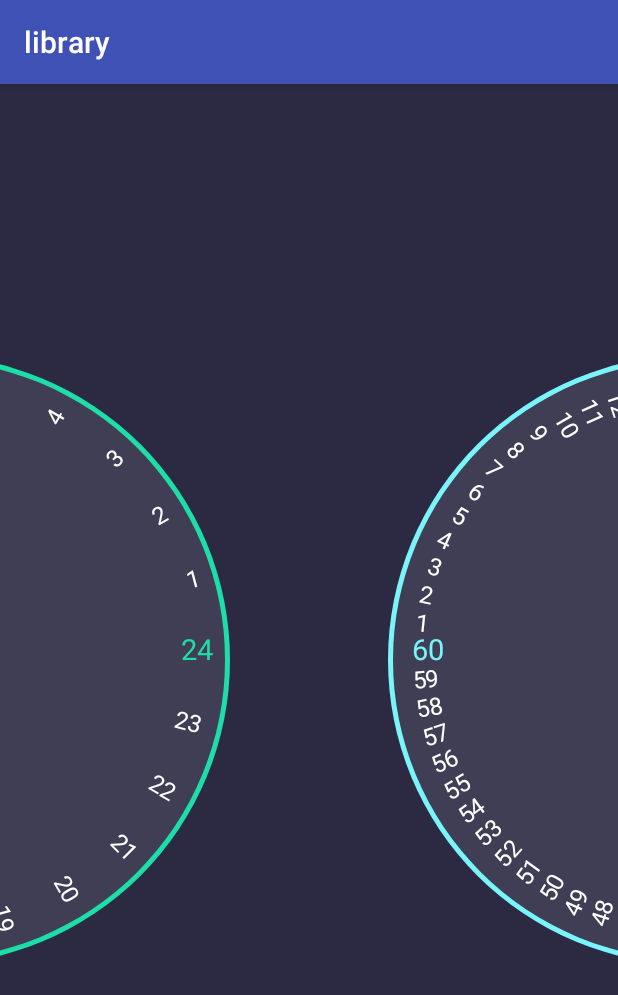
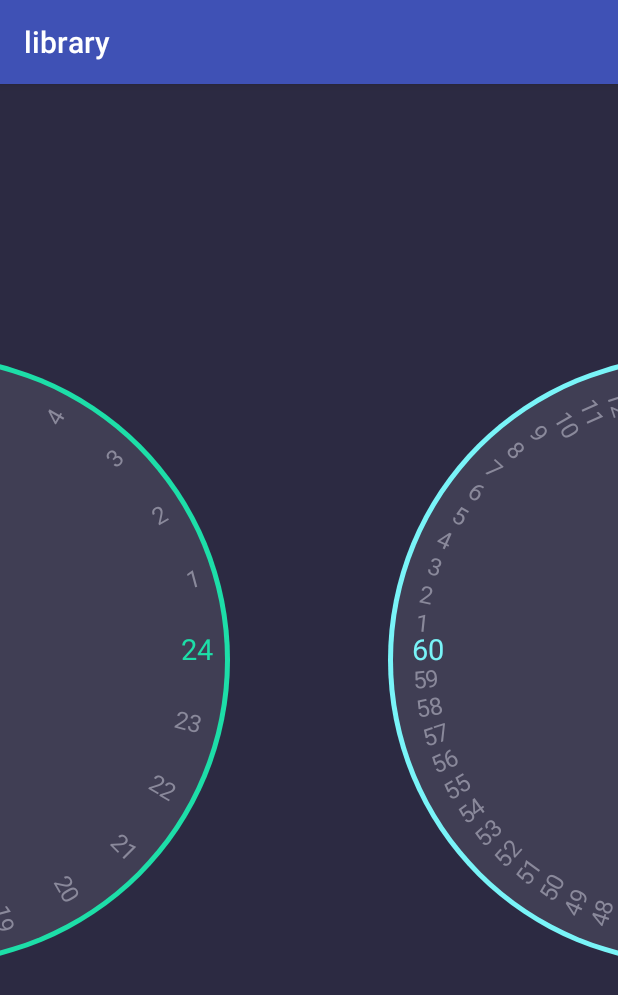
Before and after one commit to TeeRawk/time-picker, an Android app: the screen it shows after launch (MainActivity), on a phone screen of 412 x 824 dp. Shown: the top 995 px of the screen. Run offline under Robolectric (Android 15) with nearby library versions, the phone set to English and light mode, and no system bars.

Commit message:
added builder for time picker

```diff
--- a/app/src/main/java/com/yalantis/timepicker/MainActivity.java
+++ b/app/src/main/java/com/yalantis/timepicker/MainActivity.java
@@ -3,6 +3,8 @@ package com.yalantis.timepicker;
 import android.os.Bundle;
 import android.support.annotation.Nullable;
 import android.support.v7.app.AppCompatActivity;
+
+import com.yalantis.library.TimePicker;
 
 
 /**
@@ -14,5 +16,6 @@ public class MainActivity extends AppCompatActivity {
     protected void onCreate(@Nullable Bundle savedInstanceState) {
         super.onCreate(savedInstanceState);
         setContentView(R.layout.activity_main);
+
     }
 }
--- a/app/src/main/res/layout/activity_main.xml
+++ b/app/src/main/res/layout/activity_main.xml
@@ -1,10 +1,19 @@
 <?xml version="1.0" encoding="utf-8"?>
 <LinearLayout xmlns:android="http://schemas.android.com/apk/res/android"
+              xmlns:app="http://schemas.android.com/apk/res-auto"
               android:layout_width="match_parent"
               android:layout_height="match_parent"
               android:background="@color/colorBg"
               android:orientation="vertical">
-   <com.yalantis.library.ClockFace
-       android:layout_width="match_parent"
-       android:layout_height="match_parent"/>
+
+    <com.yalantis.library.ClockFace
+        android:layout_width="match_parent"
+        android:layout_height="match_parent"
+        app:hoursHighlightColor="@color/hoursSelectedColor"
+        app:minutesHighlightColor="@color/minutesSelectedColor"
+        app:hoursTextColor = "@color/textColor"
+        app:minutesTextColor = "@color/textColor"
+        app:hoursCount= "24"
+        app:hoursClockColor = "@color/clockBG"
+        app:minutesClockColor = "@color/clockBG"/>
 </LinearLayout>
--- a/app/src/main/res/values/colors.xml
+++ b/app/src/main/res/values/colors.xml
@@ -5,6 +5,7 @@
     <color name="colorAccent">#FF4081</color>
     <color name="colorBg">#2c2a42</color>
     <color name="clockBG">#403e54</color>
+    <color name="textColor">#8a899b</color>
     <color name="hoursSelectedColor">#1ddea8</color>
     <color name="minutesSelectedColor">#79f4f8</color>
 </resources>
--- a/library/src/main/java/com/yalantis/library/ClockFace.java
+++ b/library/src/main/java/com/yalantis/library/ClockFace.java
@@ -1,13 +1,23 @@
 package com.yalantis.library;
 
 import android.content.Context;
+import android.content.res.TypedArray;
+import android.graphics.Color;
 import android.util.AttributeSet;
+import android.view.ViewGroup;
 import android.widget.LinearLayout;
+
+import com.yalantis.library.utils.DimenUtils;
 
 /**
  * Created by Alexey on 08.08.2016.
  */
 public class ClockFace extends LinearLayout {
+    private final static int TEXT_SIZE_DP = 16;
+    private final static int DEFAULT_HOURS_COUNT = 24;
+    private final int DEFAULT_MINUTES_COUNT = 60;
+    private TimePicker mHoursPicker;
+
     public ClockFace(Context context) {
         this(context, null);
     }
@@ -18,6 +28,62 @@ public class ClockFace extends LinearLayout {
 
     public ClockFace(Context context, AttributeSet attrs, int defStyleAttr) {
         super(context, attrs, defStyleAttr);
-        inflate(context, R.layout.layout_time_picker_holder, this);
+        int hoursClockColor = Color.WHITE;
+        int minutesClockColor = Color.WHITE;
+        int minutesSelectedTextColor = Color.RED;
+        int hoursSelectedTextColor = Color.RED;
+        int hoursTextColor = Color.BLACK;
+        int minutesTextColor = Color.BLACK;
+        int textSize = DimenUtils.convertDpToPixel(context, TEXT_SIZE_DP);
+        int hoursCount = DEFAULT_HOURS_COUNT;
+
+
+        TypedArray a = context.getTheme().obtainStyledAttributes(
+                attrs,
+                R.styleable.ClockFace,
+                0, 0);
+
+        try {
+            hoursClockColor = a.getColor(R.styleable.ClockFace_hoursClockColor, hoursClockColor);
+            hoursSelectedTextColor = a.getColor(R.styleable.ClockFace_hoursHighlightColor, hoursSelectedTextColor);
+            minutesClockColor = a.getColor(R.styleable.ClockFace_minutesClockColor, minutesClockColor);
+            minutesSelectedTextColor = a.getColor(R.styleable.ClockFace_minutesHighlightColor, minutesSelectedTextColor);
+            hoursTextColor = a.getColor(R.styleable.ClockFace_hoursTextColor, hoursTextColor);
+            minutesTextColor = a.getColor(R.styleable.ClockFace_minutesTextColor, minutesTextColor);
+            textSize = a.getDimensionPixelSize(R.styleable.ClockFace_numbersSize, textSize);
+            hoursCount = a.getInteger(R.styleable.ClockFace_hoursCount, hoursCount);
+        } finally {
+            a.recycle();
+        }
+
+        mHoursPicker = new TimePicker.TimePickerBuilder(getContext())
+                .setTextColor(hoursTextColor)
+                .setCircleColor(hoursClockColor)
+                .setHighlightColor(hoursSelectedTextColor)
+                .setTextSize(textSize)
+                .setNumbersCount(hoursCount)
+                .build();
+
+        TimePicker minutePicker = new TimePicker.TimePickerBuilder(getContext())
+                .setTextSize(textSize)
+                .setHighlightColor(minutesSelectedTextColor)
+                .setTextColor(minutesTextColor)
+                .setCircleColor(minutesClockColor)
+                .setGravity(-1)
+                .setNumbersCount(DEFAULT_MINUTES_COUNT)
+                .build();
+
+
+        addPickerToLayout(mHoursPicker);
+        addPickerToLayout(minutePicker);
+    }
+
+    private void addPickerToLayout(TimePicker hoursPicker) {
+        hoursPicker.setLayoutParams(new LayoutParams(ViewGroup.LayoutParams.MATCH_PARENT, ViewGroup.LayoutParams.MATCH_PARENT, 1f));
+        addView(hoursPicker);
+    }
+
+    public void setHoursCount(int hours) {
+        mHoursPicker.setNumbersCount(hours);
     }
 }
--- a/library/src/main/java/com/yalantis/library/TimePicker.java
+++ b/library/src/main/java/com/yalantis/library/TimePicker.java
@@ -29,6 +29,7 @@ import com.yalantis.library.utils.VelocityUtils;
  */
 public class TimePicker extends View {
     private final Context mContext = getContext();
+
     private final static int CIRCLE_RADIUS_DP = 200;
     public final static int MAX_ANGLE = 360;
     private final static int TEXT_OFFSETX_DP = 12;
@@ -54,19 +55,100 @@ public class TimePicker extends View {
     private int mGravity = 0;
     private boolean isDrag;
     private boolean isRotationAnimating;
-    private Paint mSelectedTextPaint;
-    private Paint mCircleStrokePaint;
+    private Paint mHighlightPaint;
     private int mAngleBetweenNumbers;
 
-    public TimePicker(Context context) {
+    public static class TimePickerBuilder {
+        private final Context mContext;
+        private TimePicker mTimePicker;
+
+        public TimePickerBuilder(Context context) {
+            mContext = context;
+            mTimePicker = new TimePicker(mContext);
+        }
+
+        public TimePickerBuilder setCircleRadius(int circleRadius) {
+            mTimePicker.mCircleRadius = circleRadius;
+            mTimePicker.invalidate();
+            mTimePicker.requestLayout();
+            return this;
+        }
+
+        protected TimePickerBuilder setTextColor(@ColorInt int color) {
+            mTimePicker.mTextPaint.setColor(color);
+            mTimePicker.invalidate();
+            return this;
+        }
+
+        protected TimePickerBuilder setTextColorRes(@ColorRes int color) {
+            mTimePicker.mTextPaint.setColor(ContextCompat.getColor(mContext, color));
+            mTimePicker.invalidate();
+            return this;
+        }
+
+        public TimePickerBuilder setHighlightColor(@ColorInt int color) {
+            mTimePicker.mHighlightPaint.setColor(color);
+            mTimePicker.invalidate();
+            return this;
+        }
+
+        public TimePickerBuilder setHighlightColorRes(@ColorRes int color) {
+            mTimePicker.mHighlightPaint.setColor(ContextCompat.getColor(mContext, color));
+            mTimePicker.invalidate();
+            return this;
+        }
+
+        public TimePickerBuilder setCircleColor(@ColorInt int color) {
+            mTimePicker.mCirclePaint.setColor(color);
+            mTimePicker.invalidate();
+            return this;
+        }
+
+        public TimePickerBuilder setCircleColorRes(@ColorRes int color) {
+            mTimePicker.mCirclePaint.setColor(ContextCompat.getColor(mContext, color));
+            mTimePicker.invalidate();
+            return this;
+        }
+
+        public TimePickerBuilder setTextSize(float textSize) {
+            mTimePicker.mTextPaint.setTextSize(textSize);
+            mTimePicker.invalidate();
+            mTimePicker.requestLayout();
+            return this;
+        }
+
+        public TimePickerBuilder setSelectedNumber(int number) {
+            mTimePicker.mRotateAngle = number * mTimePicker.mAngleBetweenNumbers;
+            mTimePicker.invalidate();
+            return this;
+        }
+
+        public TimePickerBuilder setGravity(int gravity) {
+            mTimePicker.mGravity = gravity;
+            mTimePicker.invalidate();
+            return this;
+        }
+
+        public TimePickerBuilder setNumbersCount(int count) {
+            mTimePicker.mNumbersCount = count;
+            mTimePicker.invalidate();
+            return this;
+        }
+
+        public TimePicker build() {
+            return mTimePicker;
+        }
+    }
+
+    protected TimePicker(Context context) {
         this(context, null);
     }
 
-    public TimePicker(Context context, AttributeSet attrs) {
+    protected TimePicker(Context context, AttributeSet attrs) {
         this(context, attrs, 0);
     }
 
-    public TimePicker(Context context, AttributeSet attrs, int defStyleAttr) {
+    protected TimePicker(Context context, AttributeSet attrs, int defStyleAttr) {
         super(context, attrs, defStyleAttr);
         init(attrs);
     }
@@ -74,8 +156,7 @@ public class TimePicker extends View {
     private void init(AttributeSet attrs) {
         int circleColor = Color.WHITE;
         int textColor = Color.WHITE;
-        int selectedText = Color.RED;
-        int strokeColor = Color.BLACK;
+        int highlightColor = Color.RED;
         int textSize = DimenUtils.convertDpToPixel(getContext(), TEXT_SIZE_DP);
 
         TypedArray a = mContext.getTheme().obtainStyledAttributes(
@@ -85,109 +166,35 @@ public class TimePicker extends View {
 
         mCircleRadius = DimenUtils.convertDpToPixel(mContext, CIRCLE_RADIUS_DP);
         mCirclePaint = new Paint();
-        mSelectedTextPaint = new Paint();
+        mHighlightPaint = new Paint();
         //TODO extract 3 when design is ready
-        mSelectedTextPaint.setTextSize(DimenUtils.convertDpToPixel(getContext(), TEXT_SIZE_DP + 3));
-
-        mCircleStrokePaint = new Paint();
+        mHighlightPaint.setTextSize(DimenUtils.convertDpToPixel(getContext(), TEXT_SIZE_DP + 3));
 
         mTextPaint = new Paint();
+
 
         mTextPaint.setAntiAlias(true);
 
 
         try {
-            mNumbersCount = a.getInteger(R.styleable.TimePicker_numbersCount, 12);
-            circleColor = a.getColor(R.styleable.TimePicker_clockColor, Color.WHITE);
-            textColor = a.getColor(R.styleable.TimePicker_textColor, Color.WHITE);
-            selectedText = a.getColor(R.styleable.TimePicker_selectedTextColor, Color.RED);
-            strokeColor = a.getColor(R.styleable.TimePicker_strokeColor, Color.BLACK);
+            mNumbersCount = a.getInteger(R.styleable.TimePicker_numbersCount, mNumbersCount);
+            circleColor = a.getColor(R.styleable.TimePicker_clockColor, circleColor);
+            textColor = a.getColor(R.styleable.TimePicker_textColor, textColor);
+            highlightColor = a.getColor(R.styleable.TimePicker_highlightColor, highlightColor);
             textSize = a.getDimensionPixelSize(R.styleable.TimePicker_textSize, textSize);
-            mGravity = a.getInteger(R.styleable.TimePicker_gravity, 0);
+            mGravity = a.getInteger(R.styleable.TimePicker_gravity, mGravity);
         } finally {
             a.recycle();
         }
         mCirclePaint.setColor(circleColor);
         mTextPaint.setColor(textColor);
-        mSelectedTextPaint.setColor(selectedText);
-        mCircleStrokePaint.setColor(strokeColor);
+        mHighlightPaint.setColor(highlightColor);
         mTextPaint.setTextSize(textSize);
 
         mAngleBetweenNumbers = MAX_ANGLE / mNumbersCount;
 
         ViewConfiguration configuration = ViewConfiguration.get(getContext());
         mSlop = configuration.getScaledTouchSlop();
-    }
-
-
-    public int getCircleRadius() {
-        return mCircleRadius;
-    }
-
-    public void setCircleRadius(int circleRadius) {
-        mCircleRadius = circleRadius;
-        invalidate();
-        requestLayout();
-    }
-
-    @ColorInt
-    public int getTextColor() {
-        return mTextPaint.getColor();
-    }
-
-    public void setTextColor(@ColorInt int color) {
-        mTextPaint.setColor(color);
-        invalidate();
-    }
-
-    public void setTextColorRes(@ColorRes int color) {
-        mTextPaint.setColor(ContextCompat.getColor(mContext, color));
-        invalidate();
-    }
-
-    @ColorInt
-    public int getSelectedTextColor() {
-        return mSelectedTextPaint.getColor();
-    }
-
-    public void setSelectedTextColor(@ColorInt int color) {
-        mSelectedTextPaint.setColor(color);
-        invalidate();
-    }
-
-    public void setSelectedTextColorRes(@ColorRes int color) {
-        mSelectedTextPaint.setColor(ContextCompat.getColor(mContext, color));
-        invalidate();
-    }
-
-    @ColorInt
-    public int getCircleColor() {
-        return mCirclePaint.getColor();
-    }
-
-    public void setCircleColor(@ColorInt int color) {
-        mCirclePaint.setColor(color);
-        invalidate();
-    }
-
-    public void setCircleColorRes(@ColorRes int color) {
-        mCirclePaint.setColor(ContextCompat.getColor(mContext, color));
-        invalidate();
-    }
-
-    public void setTextSize(float textSize) {
-        mTextPaint.setTextSize(textSize);
-        invalidate();
-        requestLayout();
-    }
-
-    public float getTextSize() {
-        return mTextPaint.getTextSize();
-    }
-
-    public void setSelectedNumber(int number) {
-        mRotateAngle = number * mAngleBetweenNumbers;
-        invalidate();
     }
 
     public float getSelectedNumber() {
@@ -204,12 +211,22 @@ public class TimePicker extends View {
     protected void onMeasure(int widthMeasureSpec, int heightMeasureSpec) {
         super.onMeasure(widthMeasureSpec, heightMeasureSpec);
         //checking the gravity and mirroring the time picker
+        //checking the shit out of it
         if (mGravity == 0) {
             mCirclePositionX = -mCircleRadius / 4;
         } else {
             mCirclePositionX = getMeasuredWidth() + mCircleRadius / 4;
         }
         mCirclePositionY = getMeasuredHeight() / 2;
+    }
+
+    public int getNumbersCount() {
+        return mNumbersCount;
+    }
+
+    public void setNumbersCount(int numbersCount) {
+        mNumbersCount = numbersCount;
+        invalidate();
     }
 
     @Override
@@ -232,7 +249,7 @@ public class TimePicker extends View {
         }
 
         //TODO extract 5 when design is ready
-        canvas.drawCircle(mCirclePositionX, mCirclePositionY, mCircleRadius + 5, mCircleStrokePaint);
+        canvas.drawCircle(mCirclePositionX, mCirclePositionY, mCircleRadius + 5, mHighlightPaint);
 
         canvas.drawCircle(mCirclePositionX, mCirclePositionY, mCircleRadius, mCirclePaint);
 
@@ -261,7 +278,7 @@ public class TimePicker extends View {
     private void drawNumber(Canvas canvas, String text, int selectedNumber) {
         float textX = getTextX(text);
         if (Integer.valueOf(text) == selectedNumber) {
-            canvas.drawText(text, textX, mCirclePositionY, mSelectedTextPaint);
+            canvas.drawText(text, textX, mCirclePositionY, mHighlightPaint);
         } else {
             canvas.drawText(text, textX, mCirclePositionY, mTextPaint);
         }
@@ -275,6 +292,7 @@ public class TimePicker extends View {
             canvas.rotate(MAX_ANGLE / mNumbersCount, mCirclePositionX, mCirclePositionY);
         }
     }
+
 
     @Override
     public boolean onTouchEvent(MotionEvent event) {
--- a/library/src/main/res/layout/layout_time_picker_holder.xml
+++ /dev/null
@@ -1,30 +0,0 @@
-<?xml version="1.0" encoding="utf-8"?>
-<LinearLayout xmlns:android="http://schemas.android.com/apk/res/android"
-              xmlns:app="http://schemas.android.com/apk/res-auto"
-              android:layout_width="match_parent"
-              android:layout_height="match_parent"
-              android:orientation="horizontal">
-
-    <com.yalantis.library.TimePicker
-        android:id="@+id/hours_picker"
-        android:layout_width="match_parent"
-        android:layout_height="match_parent"
-        android:layout_weight="1"
-        app:clockColor="@color/clockBG"
-        app:numbersCount="24"
-        app:selectedTextColor="@color/hoursSelectedColor"
-        app:strokeColor="@color/hoursSelectedColor"/>
-
-    <com.yalantis.library.TimePicker
-        android:id="@+id/minutes_picker"
-        android:layout_width="match_parent"
-        android:layout_height="match_parent"
-        android:layout_weight="1"
-        app:clockColor="@color/clockBG"
-        android:clickable="false"
-        app:gravity="right"
-        app:numbersCount="60"
-        app:selectedTextColor="@color/minutesSelectedColor"
-        app:strokeColor="@color/minutesSelectedColor"/>
-
-</LinearLayout>
```
Also changed, not shown: library/src/main/res/values/attrs.xml (+12 -2 lines).
